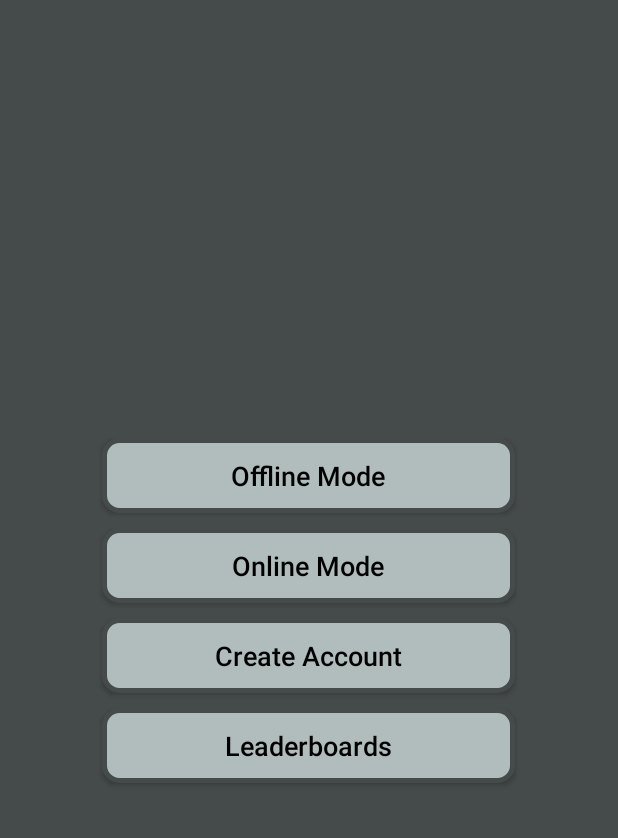
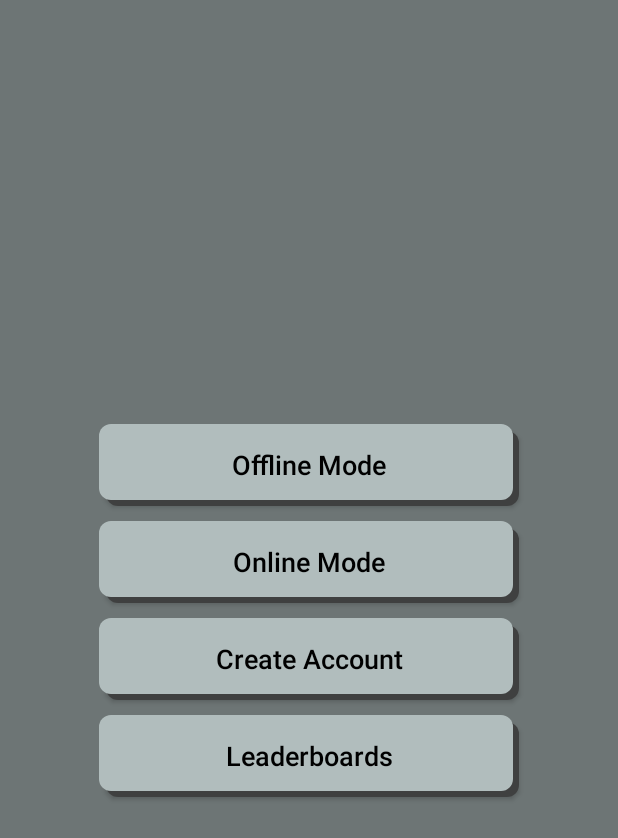
Before and after one commit to adriiiian/DLSU-MOBDEVE-S17-Group10, an Android app: the screen it shows after launch (MainActivity), on a phone screen of 412 x 824 dp. Shown: the top 838 px of the screen. Run offline under Robolectric (Android 15) with nearby library versions, the phone set to English and light mode, and no system bars.

Commit message:
Edited main menu designs

```diff
--- a/TapMarksman/app/src/main/res/drawable/main_menu_buttons.xml
+++ b/TapMarksman/app/src/main/res/drawable/main_menu_buttons.xml
@@ -1,12 +1,36 @@
 <?xml version="1.0" encoding="utf-8"?>
 <selector xmlns:android="http://schemas.android.com/apk/res/android">
-    <item android:state_pressed="true">
+    <item
+        android:state_pressed="true">
+        <layer-list>
+            <item
+                android:left="5dp"
+                android:top="5dp">
                 <shape>
                     <corners
-                android:radius="10dp"/>
-            <stroke
-                android:width="3dp"
-                android:color="@color/darkgrey"/>
+                        android:radius="8dp"/>
+                    <size
+                        android:width="275dp"
+                        android:height="50dp"/>
+                    <gradient
+                        android:angle="270"
+                        android:endColor="@color/darkgreybtn"
+                        android:startColor="@color/darkgreybtn"/>
+                    <size
+                        android:width="275dp"
+                        android:height="50dp"/>
+                </shape>
+            </item>
+            <item
+                android:bottom="4dp"
+                android:right="4dp">
+                <shape>
+                    <gradient
+                        android:angle="270"
+                        android:endColor="@color/lightgrey"
+                        android:startColor="@color/lightgrey"/>
+                    <corners
+                        android:radius="8dp"/>
                     <solid
                         android:color="@color/lightgreen"/>
                     <size
@@ -14,19 +38,47 @@
                         android:height="50dp"/>
                 </shape>
             </item>
+        </layer-list>
+    </item>
 
-    <item android:state_enabled="true">
+    <item
+        android:state_enabled="true">
+        <layer-list>
+            <item
+                android:left="5dp"
+                android:top="5dp">
                 <shape>
                     <corners
-                android:radius="10dp"/>
-            <stroke
-                android:width="3dp"
-                android:color="@color/darkgrey"/>
-            <solid
-                android:color="@color/lightgrey"/>
+                        android:radius="8dp"/>
+                    <size
+                        android:width="275dp"
+                        android:height="50dp"/>
+                    <gradient
+                        android:angle="270"
+                        android:endColor="@color/darkgreybtn"
+                        android:startColor="@color/darkgreybtn"/>
+                </shape>
+            </item>
+            <item
+                android:bottom="4dp"
+                android:right="4dp">
+                <shape>
+                    <gradient
+                        android:angle="270"
+                        android:endColor="@color/lightgrey"
+                        android:startColor="@color/lightgrey"/>
+                    <corners
+                        android:radius="8dp" />
+                    <padding
+                        android:bottom="10dp"
+                        android:left="10dp"
+                        android:right="10dp"
+                        android:top="10dp" />
                     <size
                         android:width="275dp"
                         android:height="50dp"/>
                 </shape>
             </item>
+        </layer-list>
+    </item>
 </selector>
--- a/TapMarksman/app/src/main/res/layout/activity_main.xml
+++ b/TapMarksman/app/src/main/res/layout/activity_main.xml
@@ -5,7 +5,7 @@
     android:layout_width="match_parent"
     android:layout_height="match_parent"
     tools:context=".MainActivity"
-    android:background="@color/darkgrey">
+    android:background="@color/darkgreybg">
 
     <LinearLayout
         android:layout_width="match_parent"
--- a/TapMarksman/app/src/main/res/values/colors.xml
+++ b/TapMarksman/app/src/main/res/values/colors.xml
@@ -7,7 +7,8 @@
     <color name="teal_700">#FF018786</color>
     <color name="black">#FF000000</color>
     <color name="white">#FFFFFFFF</color>
-    <color name="darkgrey">#FF454a4a</color>
+    <color name="darkgreybg">#FF6d7575</color>
+    <color name="darkgreybtn">#FF3f4040</color>
     <color name="lightgrey">#FFb1bdbd</color>
     <color name="lightgreen">#FF36e094</color>
 </resources>
```
Lines whose indentation alone changed are shown as unchanged.
